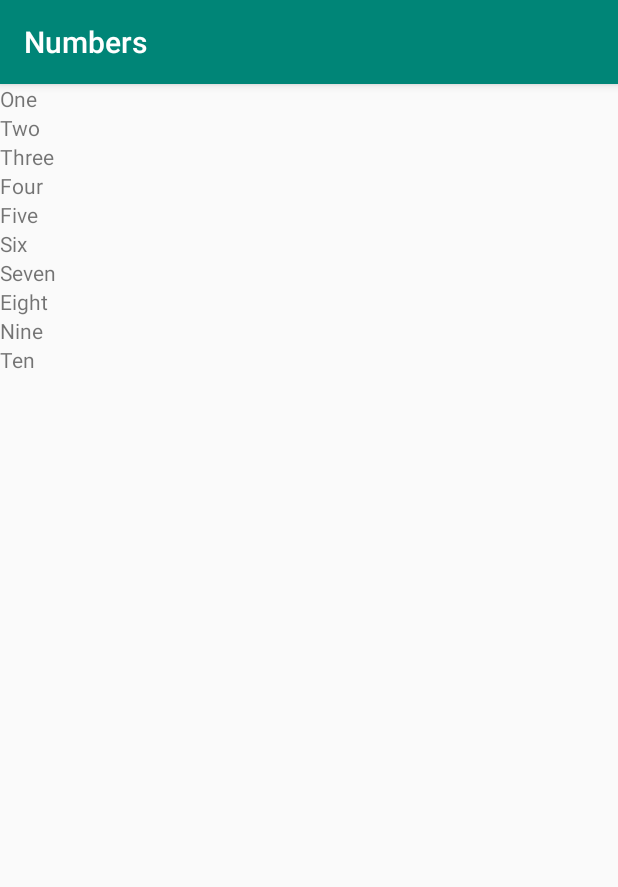
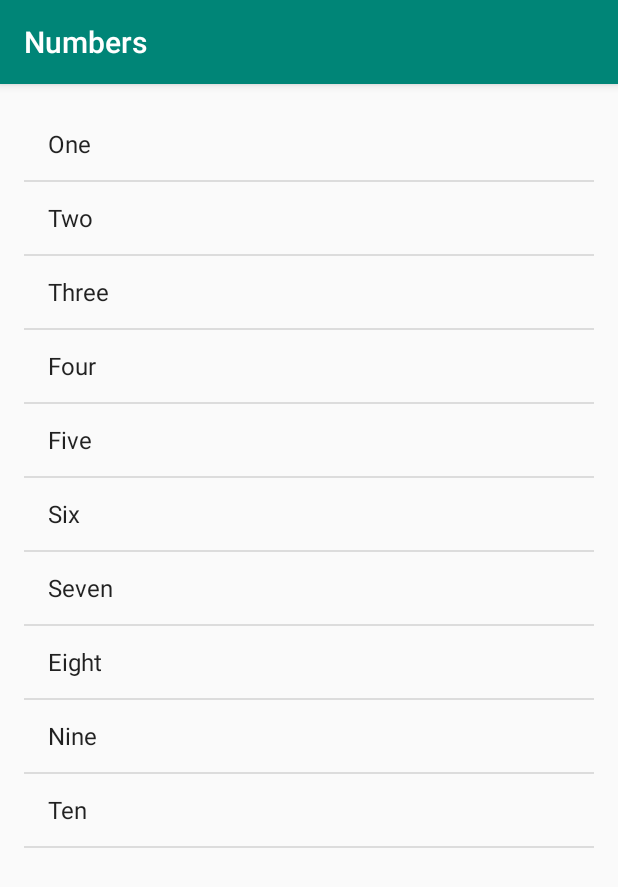
Before and after one commit to cristiandgm/MIwok2, an Android app: the NumbersActivity screen opened directly, with no data from a screen before it, on a phone screen of 412 x 824 dp. Shown: the top 887 px of the screen. Run offline under Robolectric (Android 15) with nearby library versions, the phone set to English and light mode, and no system bars.

```diff
--- a/app/src/main/java/com/example/miwok2/NumbersActivity.java
+++ b/app/src/main/java/com/example/miwok2/NumbersActivity.java
@@ -3,7 +3,9 @@ package com.example.miwok2;
 import androidx.appcompat.app.AppCompatActivity;
 
 import android.os.Bundle;
+import android.widget.ArrayAdapter;
 import android.widget.LinearLayout;
+import android.widget.ListView;
 import android.widget.TextView;
 
 import java.util.ArrayList;
@@ -31,20 +33,22 @@ public class NumbersActivity extends AppCompatActivity {
         words.add("Nine");
         words.add("Ten");
 
-        // Find the root view of the whole layout
-        LinearLayout rootView = findViewById(R.id.root_view);
+        // Create an {@link ArrayAdapter}, whose data source is a list of Strings. The
+        // adapter knows how to create layouts for each item in the list, using the
+        // simple_list_item_1.xml layout resource defined in the Android framework.
+        // This list item layout contains a single {@link TextView}, which the adapter will set to
+        // display a single word.
+        ArrayAdapter<String> itemsAdapter = new ArrayAdapter<>(this, android.R.layout.simple_list_item_1, words);
 
-        // Create a variable to keep track of the current index position of the ArrayList
+        // Find the {@link ListView} object in the view hierarchy of the {@link Activity}.
+        // There should be a {@link ListView} with the view ID called list, which is declared in the
+        // activity_numbers.xml layout file.
+        ListView listView = findViewById(R.id.list);
 
-        for (int index = 0; index < words.size(); index++) {
-            // Create a new text view
-            TextView wordView = new TextView(this);
-
-            // Set the text to be word at the current index
-            wordView.setText(words.get(index));
-
-            // Add this TextView as another child to the root view of this layout
-            rootView.addView(wordView);
-        }
+        // Make the {@link ListView} use the {@link ArrayAdapter} we created above, so that the
+        // {@link ListView} will display list items for each word in the list of words.
+        // Do this by calling the setAdapter method on the {@link ListView} object and pass in
+        // 1 argument, which is the {@link ArrayAdapter} with the variable name itemsAdapter.
+        listView.setAdapter(itemsAdapter);
     }
 }
--- a/app/src/main/res/layout/activity_numbers.xml
+++ b/app/src/main/res/layout/activity_numbers.xml
@@ -1,11 +1,12 @@
 <?xml version="1.0" encoding="utf-8"?>
-<LinearLayout xmlns:android="http://schemas.android.com/apk/res/android"
+<ListView xmlns:android="http://schemas.android.com/apk/res/android"
     xmlns:tools="http://schemas.android.com/tools"
-    android:id="@+id/root_view"
+    android:id="@+id/list"
+    android:orientation="vertical"
     android:layout_width="match_parent"
     android:layout_height="match_parent"
-    android:orientation="vertical"
-    tools:context=".NumbersActivity">
-
-
-</LinearLayout>
+    android:paddingLeft="@dimen/activity_horizontal_margin"
+    android:paddingTop="@dimen/activity_vertical_margin"
+    android:paddingRight="@dimen/activity_horizontal_margin"
+    android:paddingBottom="@dimen/activity_vertical_margin"
+    tools:context=".NumbersActivity" />
--- /dev/null
+++ b/app/src/main/res/layout/list_item.xml
@@ -0,0 +1,6 @@
+<?xml version="1.0" encoding="utf-8"?>
+<ListView xmlns:android="http://schemas.android.com/apk/res/android"
+    android:layout_width="match_parent"
+    android:layout_height="match_parent">
+
+</ListView>
--- /dev/null
+++ b/app/src/main/res/values/dimens.xml
@@ -0,0 +1,5 @@
+<?xml version="1.0" encoding="utf-8"?>
+<resources>
+    <dimen name="activity_vertical_margin">16dp</dimen>
+    <dimen name="activity_horizontal_margin">16dp</dimen>
+</resources>
```
